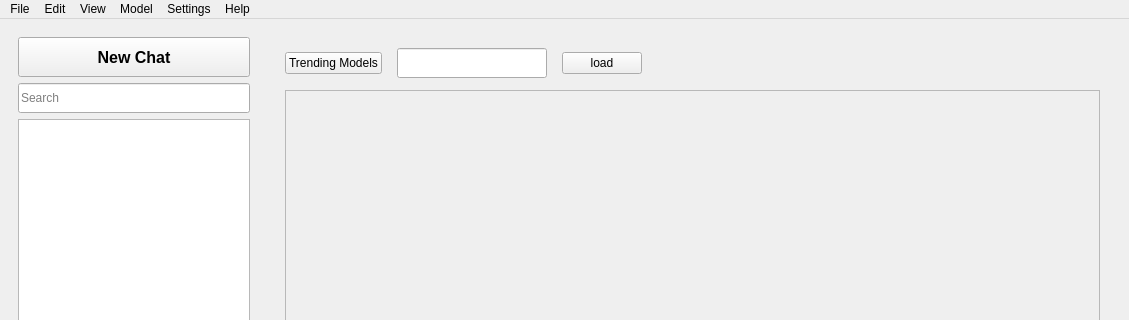
Before: the Qt Designer form views/main_window.ui in mshojaei77/ollama_gui, drawn with Qt 5; both pictures show x 0 to 1129 and y 0 to 320 of the 1129 by 785 pixel window.
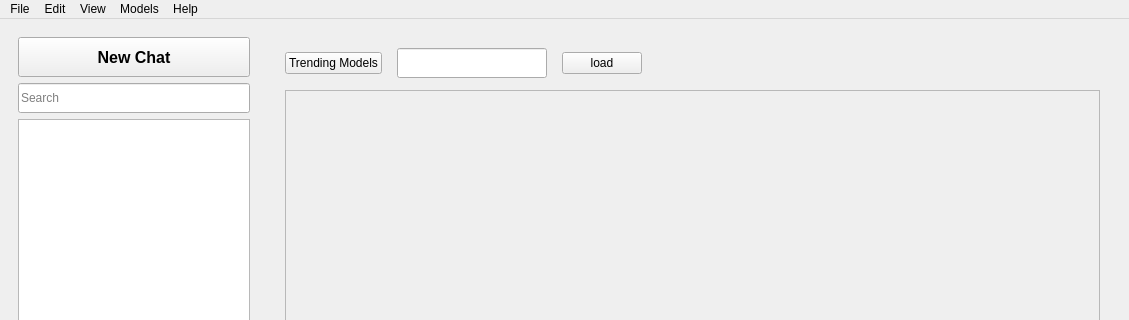
After: the same form once the commit is applied.

Commit message: update menu bar

```diff
--- a/views/main_window.ui
+++ b/views/main_window.ui
@@ -295,19 +295,12 @@
     </property>
     <addaction name="actionToggleDarkMode"/>
    </widget>
-   <widget class="QMenu" name="menuModel">
+   <widget class="QMenu" name="menuOllama">
     <property name="title">
-     <string>Model</string>
+     <string>Models</string>
     </property>
     <addaction name="actionShowAvailableModels"/>
    </widget>
-   <widget class="QMenu" name="menuSettings">
-    <property name="title">
-     <string>Settings</string>
-    </property>
-    <addaction name="actionOpenSettings"/>
-    <addaction name="actionShowSystemInfo"/>
-   </widget>
    <widget class="QMenu" name="menuHelp">
     <property name="title">
      <string>Help</string>
@@ -317,8 +310,7 @@
    <addaction name="menuFile"/>
    <addaction name="menuEdit"/>
    <addaction name="menuView"/>
-   <addaction name="menuModel"/>
-   <addaction name="menuSettings"/>
+   <addaction name="menuOllama"/>
    <addaction name="menuHelp"/>
   </widget>
   <action name="actionSaveChat">
```
Left out of the diff: 43 changed lines with no effect on the pictures. The commit also changes 3 other files.
